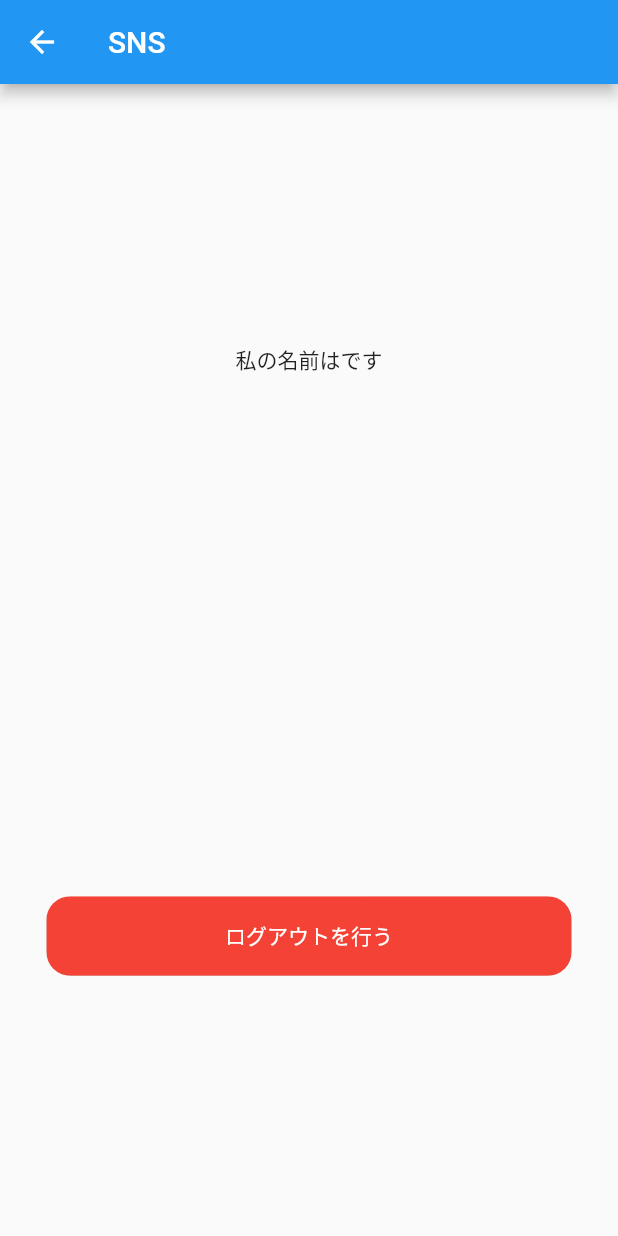
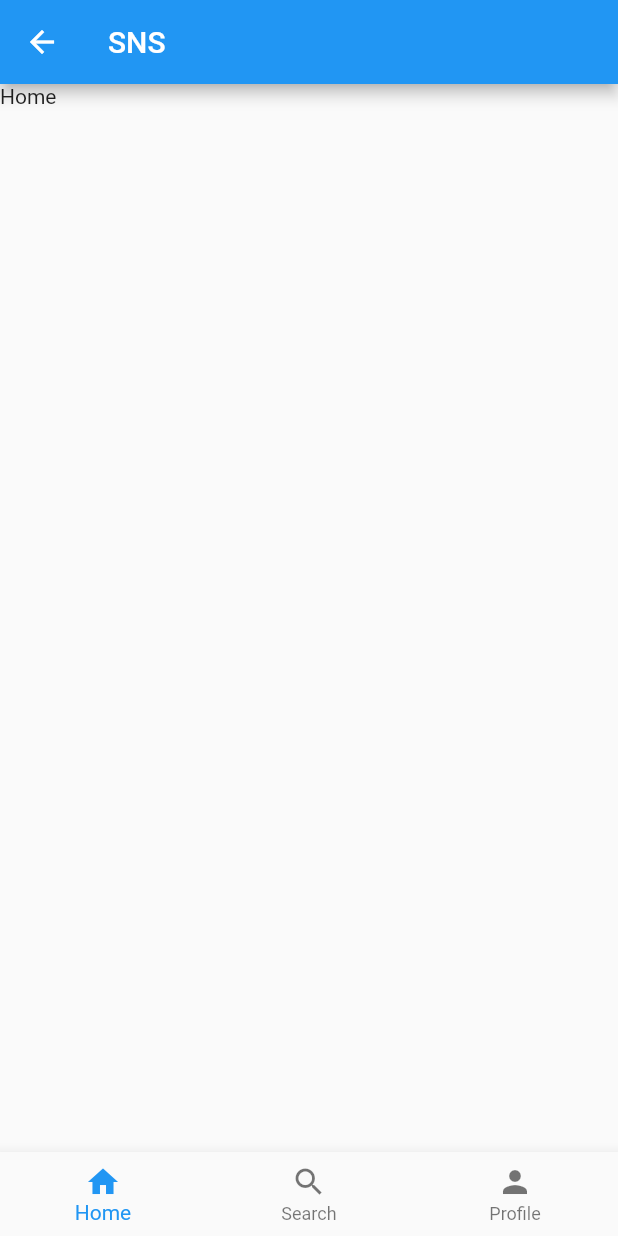
Before and after one commit to KEN-4/english_app, a Flutter app: the MyHomePage screen opened directly, on a phone screen of 412 x 824 dp. Run offline on Flutter 3.47's test engine with Material 2 defaults, Android fonts, the phone set to English and light mode, and no system bars; our stand-ins replace cloud_firestore, firebase_auth, firebase_core, flutter_riverpod, freezed_annotation; accounts and stored records are empty.

Commit message:
add navigationbar

```diff
--- /dev/null
+++ b/lib/constants/bottom_navigation_bar_elements.dart
@@ -0,0 +1,20 @@
+// flutter
+import 'package:flutter/material.dart';
+// constants
+import 'package:english_app/constants/strings.dart';
+
+final List<BottomNavigationBarItem> bottomNavigationBarElements = [
+  const BottomNavigationBarItem(
+    icon: Icon(Icons.home),
+    label: homeText
+  ),
+  const BottomNavigationBarItem(
+    icon: Icon(Icons.search),
+    label: searchText
+  ),
+  const BottomNavigationBarItem(
+    icon: Icon(Icons.person),
+    label: profileText
+  ),
+
+];
--- a/lib/constants/ints.dart
+++ b/lib/constants/ints.dart
@@ -0,0 +1 @@
+const int pageAnimationDuration = 300;
--- a/lib/constants/strings.dart
+++ b/lib/constants/strings.dart
@@ -1,3 +1,4 @@
+// titles
 const String appTitle = "SNS";
 const String signupTitle = "新規登録";
 const String loginTitle = "ログイン";
@@ -12,3 +13,7 @@ const String loadingText = "Loading";
 const String usersFieldKey = "users";
 // message
 const String userCreatedMsg = "ユーザーが作成できました";
+// bottom navigation bar
+const String homeText = "Home";
+const String searchText = "Search";
+const String profileText = "Profile";
--- /dev/null
+++ b/lib/details/sns_bottom_navigation_bar.dart
@@ -0,0 +1,24 @@
+// flutter
+import 'package:flutter/material.dart';
+// constants
+import 'package:english_app/constants/bottom_navigation_bar_elements.dart';
+// model
+import 'package:english_app/models/sns_bottom_navigation_bar_model.dart';
+
+class SNSBottomNavigationBar extends StatelessWidget {
+  const SNSBottomNavigationBar({
+    Key? key,
+    required this.snsBottomNavigationBarModel
+  }) : super(key: key);
+
+  final SNSBottomNavigationBarModel snsBottomNavigationBarModel;
+  @override
+  Widget build(BuildContext context) {
+    return BottomNavigationBar(
+      type: BottomNavigationBarType.fixed,
+      items: bottomNavigationBarElements,
+      currentIndex: snsBottomNavigationBarModel.currentIndex,
+      onTap: (index) => snsBottomNavigationBarModel.onTabTapped(index: index),
+    );
+  }
+}
--- a/lib/main.dart
+++ b/lib/main.dart
@@ -3,9 +3,11 @@ import 'package:flutter/material.dart';
 import 'package:flutter_riverpod/flutter_riverpod.dart';
 import 'package:firebase_core/firebase_core.dart';
 import 'package:firebase_auth/firebase_auth.dart';
+import 'package:english_app/details/sns_bottom_navigation_bar.dart';
 import 'package:english_app/views/login_page.dart';
 // models
 import 'package:english_app/models/main_model.dart';
+import 'package:english_app/models/sns_bottom_navigation_bar_model.dart';
 // options
 import 'firebase_options.dart';
 // constants
@@ -54,28 +56,28 @@ class MyHomePage extends ConsumerWidget {
   @override
   Widget build(BuildContext context,WidgetRef ref) {
     final MainModel mainModel = ref.watch(mainProvider);
+    final SNSBottomNavigationBarModel snsBottomNavigationBarModel = ref.watch(snsBottomNavigationBarProvider);
+
     return Scaffold(
       appBar: AppBar(
         title: Text(title),
       ),
       body: mainModel.isLoading ?
-      const Center(
-        child: Text(loadingText),
-      ) :
-      Center(
-        child: Column(
-          mainAxisAlignment: MainAxisAlignment.spaceAround,
+        const Center(
+          child: Text(loadingText),
+        ) :
+        PageView(
+          controller: snsBottomNavigationBarModel.pageController,
+          onPageChanged: (index) => snsBottomNavigationBarModel.onPageChanged(index: index),
+          // childrenの個数はElementsの数
           children: [
-            Text("私の名前は${mainModel.currentUserDoc["userName"]}です"),
-            RoundedButton(
-              onPressed: () async => await mainModel.logout(context: context, mainModel: mainModel),
-              widthRate: 0.85,
-              color: Colors.red,
-              text: logoutText
-            ),
+            // 注意：ページじゃないのでScaffold
+            Container(child: Text(homeText),),
+            Container(child: Text(searchText),),
+            Container(child: Text(profileText),),
           ],
-      ),
-      )
+        ),
+      bottomNavigationBar: SNSBottomNavigationBar(snsBottomNavigationBarModel: snsBottomNavigationBarModel),
     );
   }
 }
--- /dev/null
+++ b/lib/models/sns_bottom_navigation_bar_model.dart
@@ -0,0 +1,44 @@
+// flutter
+import 'package:flutter/material.dart';
+// package
+import 'package:flutter_riverpod/flutter_riverpod.dart';
+// constants
+import 'package:english_app/constants/ints.dart';
+
+final snsBottomNavigationBarProvider = ChangeNotifierProvider(
+  (ref) => SNSBottomNavigationBarModel()
+);
+class SNSBottomNavigationBarModel extends ChangeNotifier {
+  int currentIndex = 0;
+  late PageController pageController;
+
+  SNSBottomNavigationBarModel() {
+    init();
+  }
+  void init() {
+    pageController = PageController(
+      initialPage: currentIndex
+    );
+    notifyListeners();
+  }
+
+  void onPageChanged({required int index}) {
+    currentIndex = index;
+    notifyListeners();
+  }
+
+  void onTabTapped({required int index}) {
+    pageController.animateToPage(
+      index,
+      duration: const Duration(milliseconds: pageAnimationDuration),
+      curve: Curves.easeIn
+    );
+  }
+
+  void setPageController() {
+    pageController = PageController(
+      initialPage: currentIndex
+    );
+    notifyListeners();
+  }
+}
```
